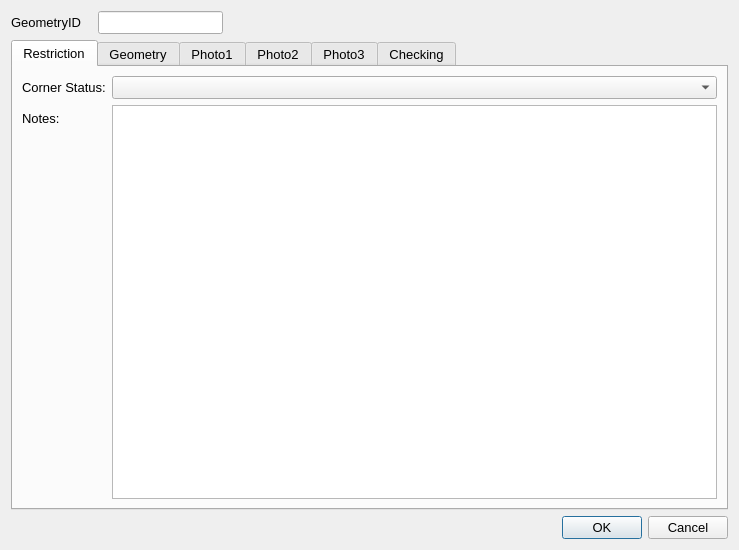
Before: the Qt Designer form ui/HaveringCorners.ui in tlh22/restrictionsWithGNSS, drawn with Qt 5.
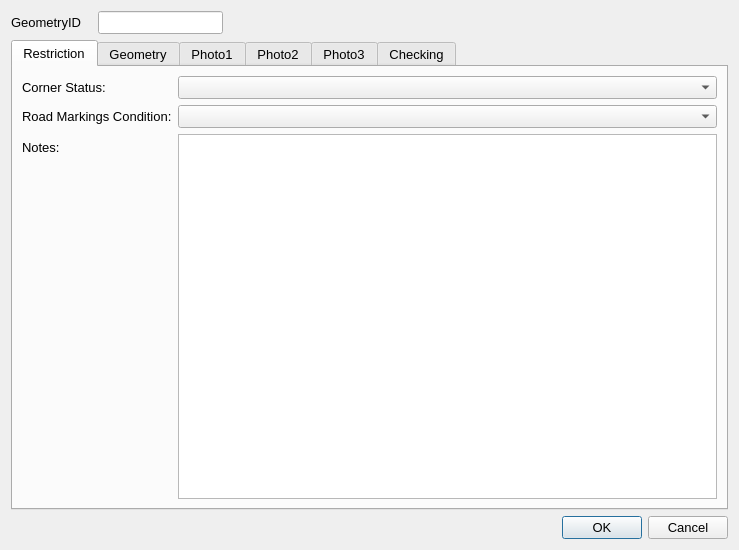
After: the same form once the commit is applied. Icons and pictures are not drawn.

```diff
--- a/ui/HaveringCorners.ui
+++ b/ui/HaveringCorners.ui
@@ -142,16 +142,26 @@
          </property>
         </widget>
        </item>
-       <item row="4" column="0">
+       <item row="5" column="0">
         <widget class="QLabel" name="lbl_Notes">
          <property name="text">
           <string>Notes:</string>
          </property>
         </widget>
        </item>
-       <item row="4" column="1">
+       <item row="5" column="1">
         <widget class="QTextEdit" name="Notes"/>
        </item>
+       <item row="1" column="0">
+        <widget class="QLabel" name="label_10">
+         <property name="text">
+          <string>Road Markings Condition:</string>
+         </property>
+        </widget>
+       </item>
+       <item row="1" column="1">
+        <widget class="QComboBox" name="ComplianceRoadMarkingsFadedTypeID"/>
+       </item>
       </layout>
      </widget>
      <widget class="QWidget" name="Geometry">
```
